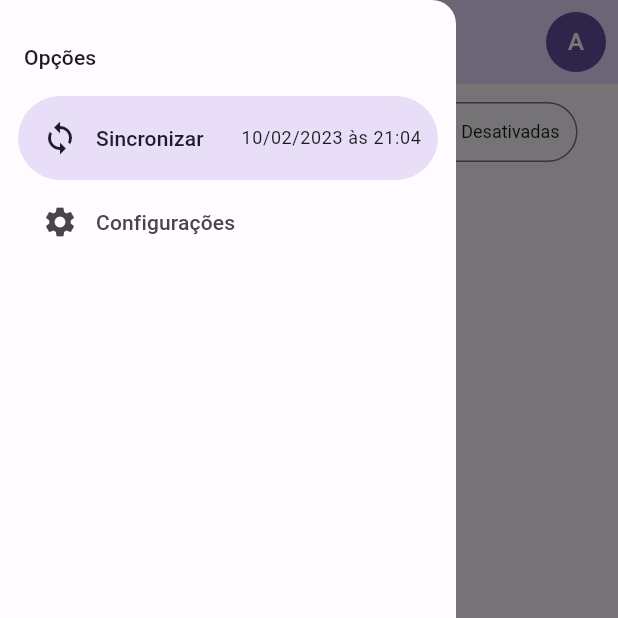
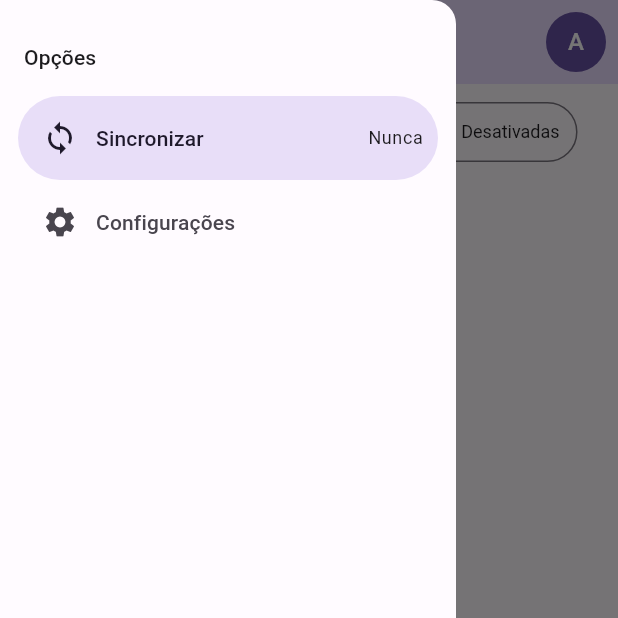
Before and after one commit to LeoGabrields/listinha, a Flutter app: the screen it shows after launch, in the side drawer, after a tap on "Sincronizar", on a phone screen of 412 x 824 dp, the top half of it. Run offline on Flutter 3.47's test engine with Material 2 defaults, Android fonts, the phone set to English and light mode, and no system bars; our stand-ins replace flutter_modular, realm; generated files the repository leaves out were written again.

Commit message:
persistencia de dados

```diff
--- a/app/lib/src/home/widgets/custom_drawer.dart
+++ b/app/lib/src/home/widgets/custom_drawer.dart
@@ -1,10 +1,24 @@
 import 'package:flutter/material.dart';
+import 'package:flutter_modular/flutter_modular.dart';
+import 'package:intl/intl.dart';
+import 'package:listinha/src/shared/stores/app_store.dart';
 
 class CustomDrawer extends StatelessWidget {
   const CustomDrawer({super.key});
 
   @override
   Widget build(BuildContext context) {
+    final appStore = context.watch<AppStore>((store) => store.syncDate);
+
+    final syncDate = appStore.syncDate.value;
+
+    var syncDateText = 'Nunca';
+
+    if (syncDate != null) {
+      final format = DateFormat('dd/MM/yyyy às hh:mm');
+      syncDateText = format.format(syncDate);
+    }
+
     return NavigationDrawer(
       onDestinationSelected: (index) {
         if (index == 1) {
@@ -21,15 +35,20 @@ class CustomDrawer extends StatelessWidget {
         ),
         NavigationDrawerDestination(
           icon: const Icon(Icons.sync),
-          label: Row(
-            children: [
-              const Text('Sincronizar'),
-              const SizedBox(width: 25),
-              Text(
-                '10/02/2023 às 21:04',
-                style: Theme.of(context).textTheme.bodySmall,
-              )
-            ],
+          label: Expanded(
+            child: Row(
+              children: [
+                const Text('Sincronizar'),
+                const Spacer(),
+                Padding(
+                  padding: const EdgeInsets.only(right: 10),
+                  child: Text(
+                    syncDateText,
+                    style: Theme.of(context).textTheme.bodySmall,
+                  ),
+                )
+              ],
+            ),
           ),
         ),
         const NavigationDrawerDestination(
--- /dev/null
+++ b/app/lib/src/shared/services/realm/realm_config.dart
@@ -0,0 +1,11 @@
+import 'package:listinha/src/shared/services/realm/models/configuration_model.dart';
+import 'package:realm/realm.dart';
+
+LocalConfiguration config = Configuration.local(
+  [
+    ConfigurationModel.schema,
+  ],
+  initialDataCallback: (realm) {
+    realm.add(ConfigurationModel('system'));
+  },
+);
--- a/app/lib/src/shared/stores/app_store.dart
+++ b/app/lib/src/shared/stores/app_store.dart
@@ -1,7 +1,28 @@
 import 'package:flutter/material.dart';
+import 'package:listinha/src/configuration/services/configuration_service.dart';
 
 class AppStore {
   final themeMode = ValueNotifier(ThemeMode.system);
+  final syncDate = ValueNotifier<DateTime?>(null);
+
+  final ConfigurationService _configurationService;
+
+  AppStore(this._configurationService) {
+    init();
+  }
+
+  void init() {
+    final model = _configurationService.getConfiguration();
+    syncDate.value = model.syncDate;
+    themeMode.value = _getThemeModeByName(model.themeModeName);
+  }
+
+  void save() {
+    _configurationService.saveConfiguration(
+      themeMode.value.name,
+      syncDate.value,
+    );
+  }
 
   void changeThemeMode(ThemeMode? mode) {
     if (mode != null) {
@@ -10,7 +31,16 @@ class AppStore {
     }
   }
 
-  void save() {
-    // TODO: Salvar os dados na base local
+  void setSyncDate(DateTime date) {
+    syncDate.value = date;
+    save();
+  }
+
+  void deleteCache() {
+    _configurationService.deleteAll();
+  }
+
+  ThemeMode _getThemeModeByName(String name) {
+    return ThemeMode.values.firstWhere((mode) => mode.name == name);
   }
 }
--- a/app/pubspec.yaml
+++ b/app/pubspec.yaml
@@ -39,6 +39,7 @@ dependencies:
   result_dart: ^1.0.5
   realm: ^1.0.0
   flutter_modular: ^5.0.3
+  intl: ^0.18.0
 
 dev_dependencies:
   flutter_test:
```
Also changed, not shown: app/lib/src/app_module.dart (+6 -1 lines), app/lib/src/configuration/services/configuration_service.dart (added, +34 -0 lines), app/lib/src/shared/services/realm/models/configuration_model.dart (added, +9 -0 lines), app/lib/src/shared/services/realm/models/configuration_model.g.dart (added), app/pubspec.lock.
